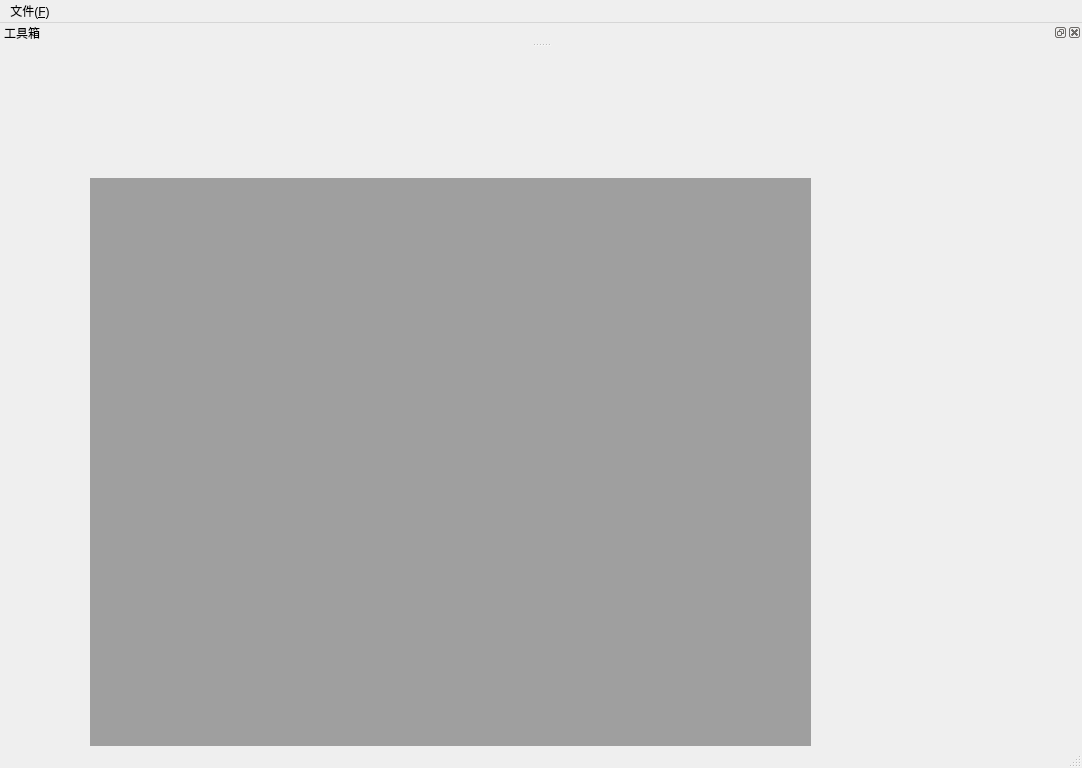
The window that Qtwork/day8_MainWindow/mainwindow.ui (baoziandbluemouse/learn-diary) describes before a commit, drawn with Qt 5.
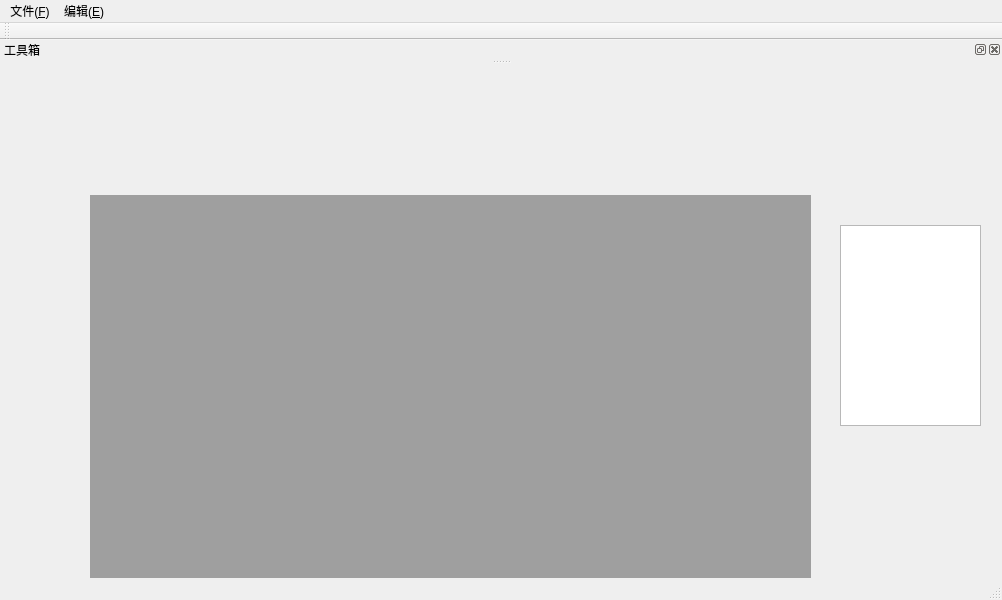
The same window after the commit. Icons and pictures are not drawn.

The edit to the form file:
```diff
--- a/Qtwork/day8_MainWindow/mainwindow.ui
+++ b/Qtwork/day8_MainWindow/mainwindow.ui
@@ -6,8 +6,8 @@
    <rect>
     <x>0</x>
     <y>0</y>
-    <width>1082</width>
-    <height>768</height>
+    <width>1002</width>
+    <height>600</height>
    </rect>
   </property>
   <property name="windowTitle">
@@ -24,13 +24,28 @@
      </rect>
     </property>
    </widget>
+   <widget class="QWidget" name="verticalLayoutWidget">
+    <property name="geometry">
+     <rect>
+      <x>840</x>
+      <y>160</y>
+      <width>141</width>
+      <height>201</height>
+     </rect>
+    </property>
+    <layout class="QVBoxLayout" name="verticalLayout">
+     <item>
+      <widget class="QTextEdit" name="textEdit"/>
+     </item>
+    </layout>
+   </widget>
   </widget>
   <widget class="QMenuBar" name="menubar">
    <property name="geometry">
     <rect>
      <x>0</x>
      <y>0</y>
-     <width>1082</width>
+     <width>1002</width>
      <height>25</height>
     </rect>
    </property>
@@ -41,7 +56,15 @@
     <addaction name="actionNew_File_N"/>
     <addaction name="actionshowDock_M"/>
    </widget>
+   <widget class="QMenu" name="menu">
+    <property name="title">
+     <string>编辑(&amp;E)</string>
+    </property>
+    <addaction name="actionopen_File_O"/>
+    <addaction name="separator"/>
+   </widget>
    <addaction name="menu_F"/>
+   <addaction name="menu"/>
   </widget>
   <widget class="QStatusBar" name="statusbar"/>
   <widget class="QDockWidget" name="dockWidget">
@@ -51,27 +74,18 @@
    <attribute name="dockWidgetArea">
     <number>4</number>
    </attribute>
-   <widget class="QWidget" name="dockWidgetContents">
-    <widget class="QWidget" name="verticalLayoutWidget">
-     <property name="geometry">
-      <rect>
-       <x>340</x>
-       <y>-10</y>
-       <width>141</width>
-       <height>201</height>
-      </rect>
-     </property>
-     <layout class="QVBoxLayout" name="verticalLayout">
-      <item>
-       <widget class="QPushButton" name="pushButton">
-        <property name="text">
-         <string>Dock按钮</string>
-        </property>
-       </widget>
-      </item>
-     </layout>
-    </widget>
-   </widget>
+   <widget class="QWidget" name="dockWidgetContents"/>
+  </widget>
+  <widget class="QToolBar" name="toolBar">
+   <property name="windowTitle">
+    <string>toolBar</string>
+   </property>
+   <attribute name="toolBarArea">
+    <enum>TopToolBarArea</enum>
+   </attribute>
+   <attribute name="toolBarBreak">
+    <bool>false</bool>
+   </attribute>
   </widget>
   <action name="actionNew_File_N">
    <property name="icon">
```
Left out of the diff: 9 changed lines with no effect on the pictures.
